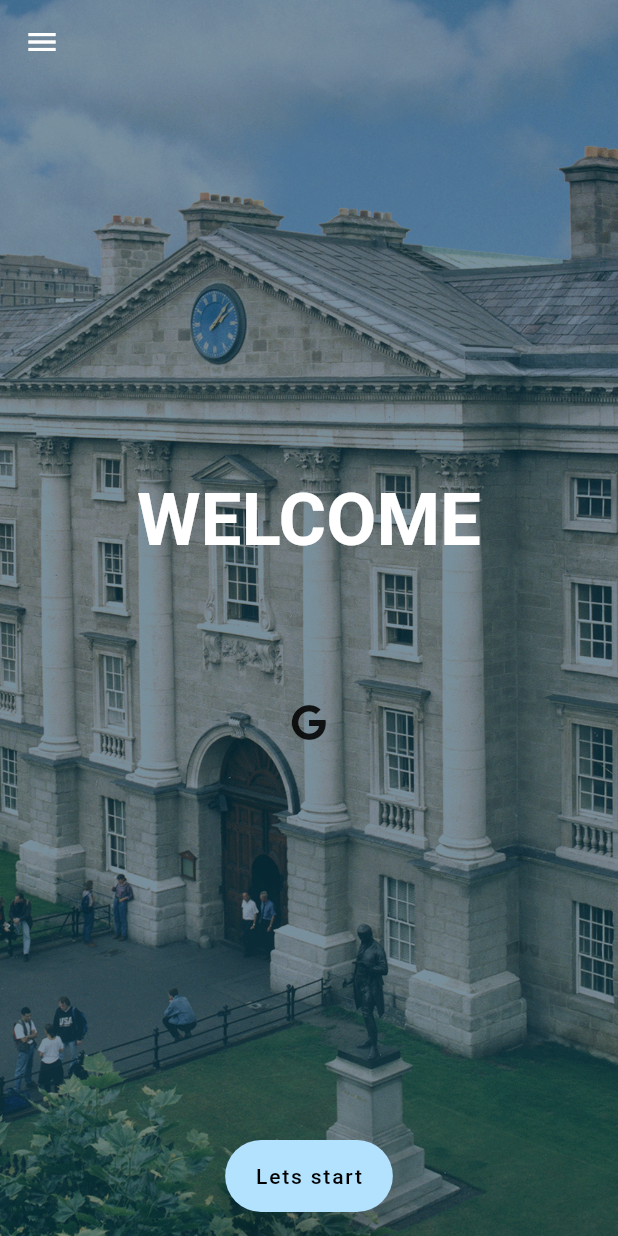
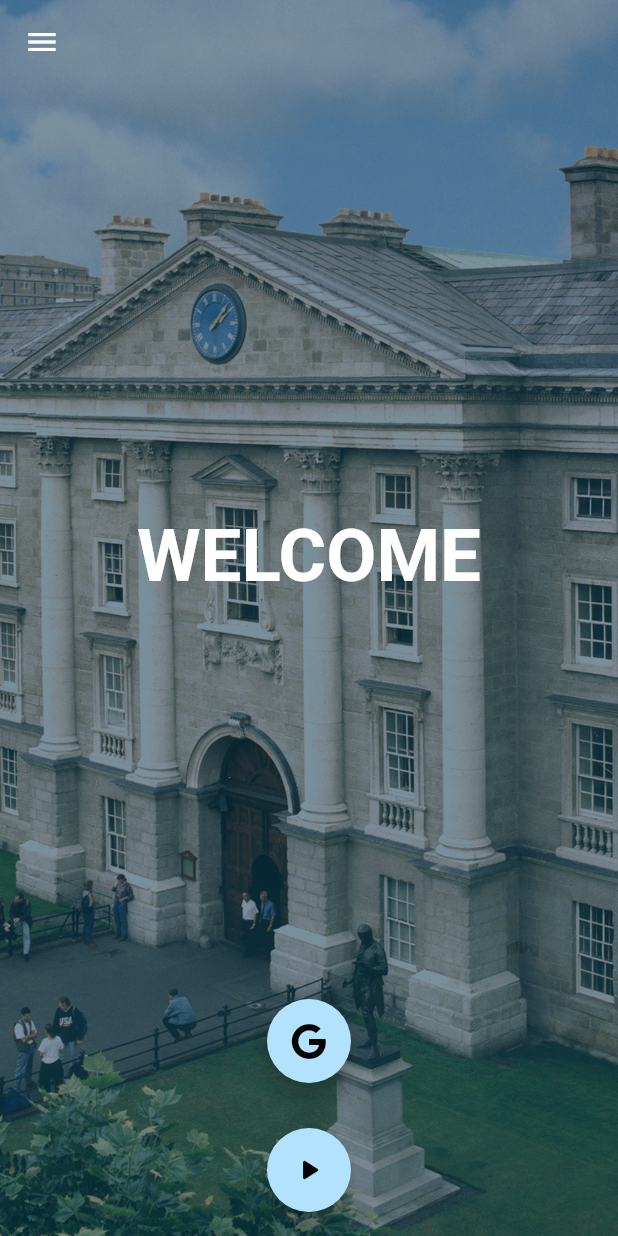
Before and after one commit to muditgarg48/candle_in_dark, a Flutter app: the screen it shows after launch, on a phone screen of 412 x 824 dp. Run offline on Flutter 3.47's test engine with Material 2 defaults, Android fonts, the phone set to English and light mode, and no system bars; drawn by our look-alikes of animated_text_kit; our stand-ins replace analog_clock, audioplayers, banner_carousel, cached_network_image, concentric_transition, firebase_core and 5 more; missing offline and left inert: currency_picker, curved_drawer_fork, expand_widget, frankfurter, quds_ui_kit; accounts and stored records are empty.

Commit message:
Minor changes finalised before integrating Google Sign In

```diff
--- a/lib/pages/home_page.dart
+++ b/lib/pages/home_page.dart
@@ -34,6 +34,26 @@ class MyHomePageState extends State<MyHomePage> {
     );
   }
 
+  Widget buttons(String txt, VoidCallback action, IconData icon) {
+    return MediaQuery.of(context).size.width > 700
+        ? FloatingActionButton.extended(
+            onPressed: action,
+            backgroundColor: themeBgColor(),
+            elevation: 20,
+            icon: Icon(icon, color: themeTxtColor()),
+            label: Text(
+              txt,
+              style: TextStyle(color: themeTxtColor()),
+            ),
+          )
+        : FloatingActionButton(
+            onPressed: action,
+            tooltip: txt,
+            backgroundColor: themeBgColor(),
+            child: Icon(icon, color: themeTxtColor()),
+          );
+  }
+
   Widget homePage() {
     return Center(
       child: Column(
@@ -50,8 +70,6 @@ class MyHomePageState extends State<MyHomePage> {
           SizedBox(
             height: MediaQuery.of(context).size.height / 10,
           ),
-          IconButton(
-              onPressed: () {}, icon: const Icon(FontAwesomeIcons.google))
         ],
       ),
     );
@@ -80,14 +98,22 @@ class MyHomePageState extends State<MyHomePage> {
           backgroundColor: kToDark.shade600.withOpacity(0.5),
           floatingActionButtonLocation:
               FloatingActionButtonLocation.centerFloat,
-          floatingActionButton: FloatingActionButton.extended(
-              onPressed: () => scaffoldKey.currentState?.openDrawer(),
-              backgroundColor: themeBgColor(),
-              elevation: 20,
-              label: Text(
+          floatingActionButton: Column(
+            mainAxisAlignment: MainAxisAlignment.end,
+            children: [
+              buttons(
+                "Sign In to Google",
+                () {},
+                FontAwesomeIcons.google,
+              ),
+              const SizedBox(height: 30),
+              buttons(
                 "Lets start",
-                style: TextStyle(color: themeTxtColor()),
-              )),
+                () => scaffoldKey.currentState?.openDrawer(),
+                Icons.play_arrow_rounded,
+              ),
+            ],
+          ),
         ),
       ],
     );
```
Also changed, not shown: lib/pages/focus_page.dart (+29 -16 lines).
